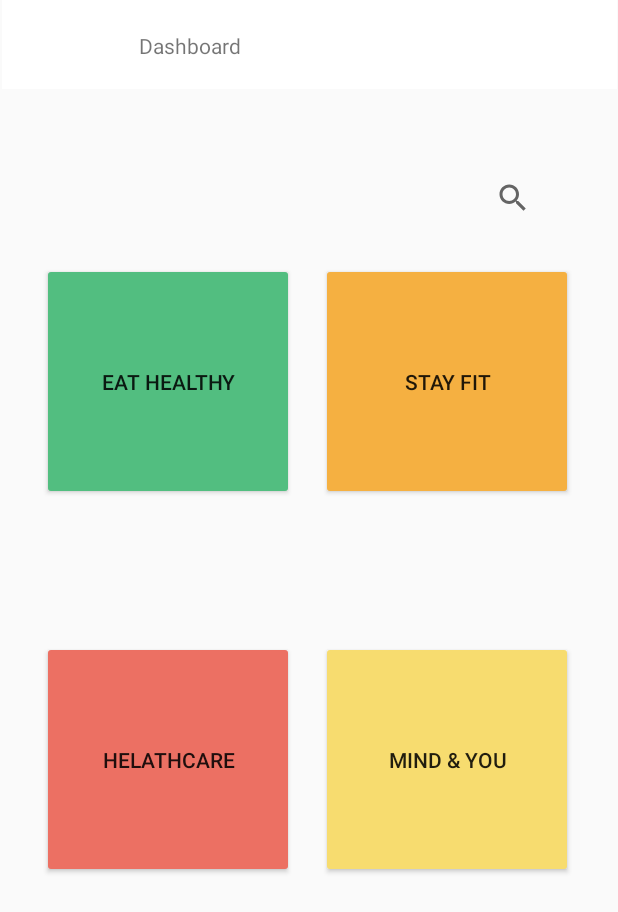
After one commit to IT21010576/Ease_Off_App, an Android app: the MainDashboard screen opened directly, with no data from a screen before it, on a phone screen of 412 x 824 dp. The commit adds this screen. Shown: the top 912 px of the screen. Run offline under Robolectric (Android 15) with nearby library versions, the phone set to English and light mode, and no system bars.

Commit message:
create main dashboard

```diff
--- a/app/src/main/AndroidManifest.xml
+++ b/app/src/main/AndroidManifest.xml
@@ -14,6 +14,12 @@
         android:theme="@style/Theme.EaseOffApplication"
         tools:targetApi="31">
         <activity
+            android:name=".MainDashboard"
+            android:exported="false" />
+        <activity
+            android:name=".Healthcare"
+            android:exported="false" />
+        <activity
             android:name=".Signup"
             android:exported="false" />
         <activity
--- a/app/src/main/java/com/example/easeoffapplication/Login.java
+++ b/app/src/main/java/com/example/easeoffapplication/Login.java
@@ -18,4 +18,9 @@ public class Login extends AppCompatActivity {
         Intent intent1=new Intent(this,Signup.class);
         startActivity(intent1);
     }
+
+    public void moveToDashboard(View view){
+        Intent intent1=new Intent(this,MainDashboard.class);
+        startActivity(intent1);
+    }
 }
--- /dev/null
+++ b/app/src/main/java/com/example/easeoffapplication/MainDashboard.java
@@ -0,0 +1,14 @@
+package com.example.easeoffapplication;
+
+import androidx.appcompat.app.AppCompatActivity;
+
+import android.os.Bundle;
+
+public class MainDashboard extends AppCompatActivity {
+
+    @Override
+    protected void onCreate(Bundle savedInstanceState) {
+        super.onCreate(savedInstanceState);
+        setContentView(R.layout.activity_main_dashboard);
+    }
+}
--- a/app/src/main/res/layout/activity_main.xml
+++ b/app/src/main/res/layout/activity_main.xml
@@ -70,6 +70,7 @@
         android:layout_width="113dp"
         android:layout_height="48dp"
         android:background="@color/GreenBtn"
+        android:onClick="moveToDashboard"
         android:text="@string/LoginLbl"
         android:textSize="16sp"
         app:layout_constraintBottom_toBottomOf="parent"
--- /dev/null
+++ b/app/src/main/res/layout/activity_main_dashboard.xml
@@ -0,0 +1,95 @@
+<?xml version="1.0" encoding="utf-8"?>
+<androidx.constraintlayout.widget.ConstraintLayout xmlns:android="http://schemas.android.com/apk/res/android"
+    xmlns:app="http://schemas.android.com/apk/res-auto"
+    xmlns:tools="http://schemas.android.com/tools"
+    android:layout_width="match_parent"
+    android:layout_height="match_parent"
+    tools:context=".MainDashboard">
+
+    <Button
+        android:id="@+id/button2"
+        android:layout_width="168dp"
+        android:layout_height="158dp"
+        android:backgroundTint="@color/DashboardCol1"
+        android:text="@string/EathealthyLbl"
+        app:layout_constraintBottom_toBottomOf="parent"
+        app:layout_constraintEnd_toEndOf="parent"
+        app:layout_constraintHorizontal_bias="0.115"
+        app:layout_constraintStart_toStartOf="parent"
+        app:layout_constraintTop_toTopOf="parent"
+        app:layout_constraintVertical_bias="0.263" />
+
+    <Button
+        android:id="@+id/button9"
+        android:layout_width="168dp"
+        android:layout_height="158dp"
+        android:backgroundTint="@color/DashboardCol3"
+        android:text="@string/HelathcareLbl"
+        app:layout_constraintBottom_toBottomOf="parent"
+        app:layout_constraintEnd_toEndOf="parent"
+        app:layout_constraintHorizontal_bias="0.115"
+        app:layout_constraintStart_toStartOf="parent"
+        app:layout_constraintTop_toTopOf="parent"
+        app:layout_constraintVertical_bias="0.642" />
+
+    <Button
+        android:id="@+id/button10"
+        android:layout_width="168dp"
+        android:layout_height="158dp"
+        android:backgroundTint="@color/DashboardCol4"
+        android:text="@string/MindYouLbl"
+        app:layout_constraintBottom_toBottomOf="parent"
+        app:layout_constraintEnd_toEndOf="parent"
+        app:layout_constraintHorizontal_bias="0.876"
+        app:layout_constraintStart_toStartOf="parent"
+        app:layout_constraintTop_toTopOf="parent"
+        app:layout_constraintVertical_bias="0.642" />
+
+    <Button
+        android:id="@+id/button8"
+        android:layout_width="168dp"
+        android:layout_height="158dp"
+        android:backgroundTint="@color/DashboardCol2"
+        android:text="@string/StayfitLbl"
+        app:layout_constraintBottom_toBottomOf="parent"
+        app:layout_constraintEnd_toEndOf="parent"
+        app:layout_constraintHorizontal_bias="0.876"
+        app:layout_constraintStart_toStartOf="parent"
+        app:layout_constraintTop_toTopOf="parent"
+        app:layout_constraintVertical_bias="0.263" />
+
+    <androidx.appcompat.widget.Toolbar
+        android:id="@+id/toolbar"
+        android:layout_width="410dp"
+        android:layout_height="59dp"
+        android:background="@drawable/ic_launcher_background"
+        android:backgroundTint="@color/white"
+        android:minHeight="?attr/actionBarSize"
+        android:theme="?attr/actionBarTheme"
+        app:layout_constraintEnd_toEndOf="parent"
+        app:layout_constraintStart_toStartOf="parent"
+        app:layout_constraintTop_toTopOf="parent" />
+
+    <SearchView
+        android:layout_width="40dp"
+        android:layout_height="40dp"
+        android:layout_marginBottom="672dp"
+        app:layout_constraintBottom_toBottomOf="parent"
+        app:layout_constraintEnd_toEndOf="parent"
+        app:layout_constraintHorizontal_bias="0.865"
+        app:layout_constraintStart_toStartOf="parent" />
+
+    <TextView
+        android:id="@+id/textView11"
+        android:layout_width="113dp"
+        android:layout_height="34dp"
+        android:text="@string/DashboardLbl"
+        app:layout_constraintBottom_toBottomOf="parent"
+        app:layout_constraintEnd_toEndOf="@+id/toolbar"
+        app:layout_constraintHorizontal_bias="0.311"
+        app:layout_constraintStart_toStartOf="parent"
+        app:layout_constraintTop_toTopOf="@+id/toolbar"
+        app:layout_constraintVertical_bias="0.026" />
+
+
+</androidx.constraintlayout.widget.ConstraintLayout>
--- a/app/src/main/res/values/colors.xml
+++ b/app/src/main/res/values/colors.xml
@@ -9,4 +9,8 @@
     <color name="white">#FFFFFFFF</color>
     <color name="GreenBtn">#228B22</color>
     <color name="LightGreen">#AFE1AF</color>
+    <color name="DashboardCol1">#52BE80</color>
+    <color name="DashboardCol2">#F5B041</color>
+    <color name="DashboardCol3">#EC7063</color>
+    <color name="DashboardCol4">#F7DC6F</color>
 </resources>
--- a/app/src/main/res/values/strings.xml
+++ b/app/src/main/res/values/strings.xml
@@ -19,4 +19,13 @@
     <string name="SignUpPwdLbl">Password :</string>
     <string name="SignUpPwdHint">Create your Password</string>
     <string name="SignUpDobHint">Enter your DOB</string>
+    <string name="DailyMedLbl">Daily Medicine</string>
+    <string name="BeautyLbl">Beauty</string>
+    <string name="PharmacyLbl">Pharmacy</string>
+    <string name="DiseasesUpdtLbl">Diseases Update</string>
+    <string name="HelathcareLbl">Helathcare</string>
+    <string name="EathealthyLbl">Eat Healthy</string>
+    <string name="StayfitLbl">Stay Fit</string>
+    <string name="MindYouLbl"><![CDATA[Mind & You]]></string>
+    <string name="DashboardLbl">Dashboard</string>
 </resources>
```
